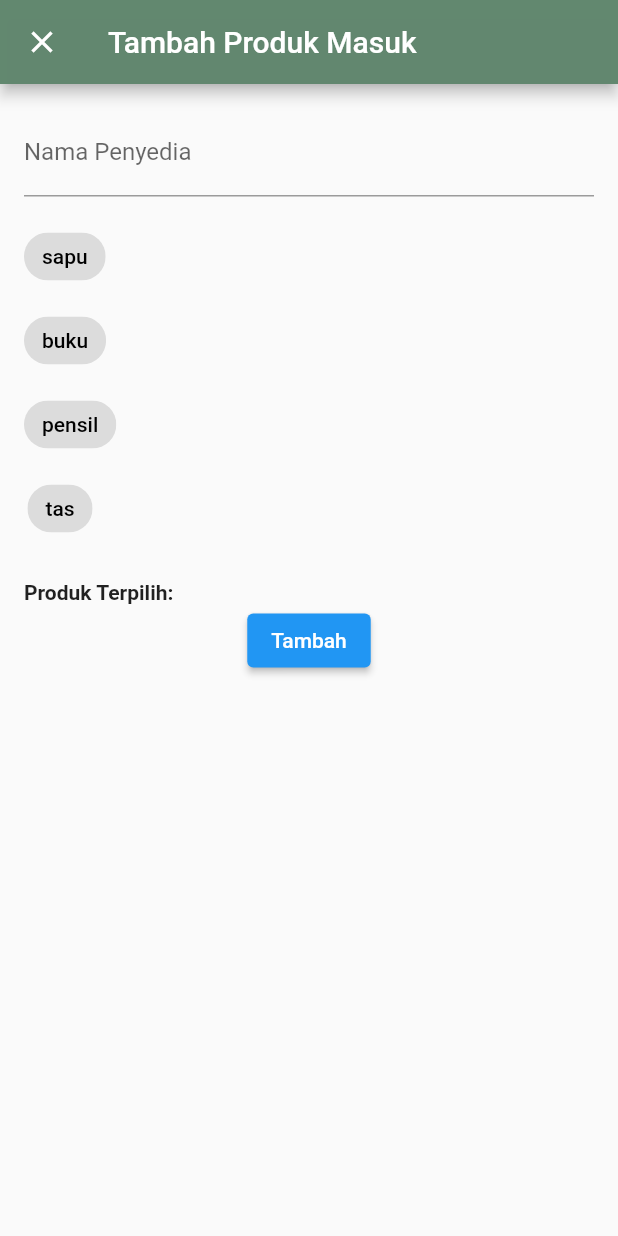
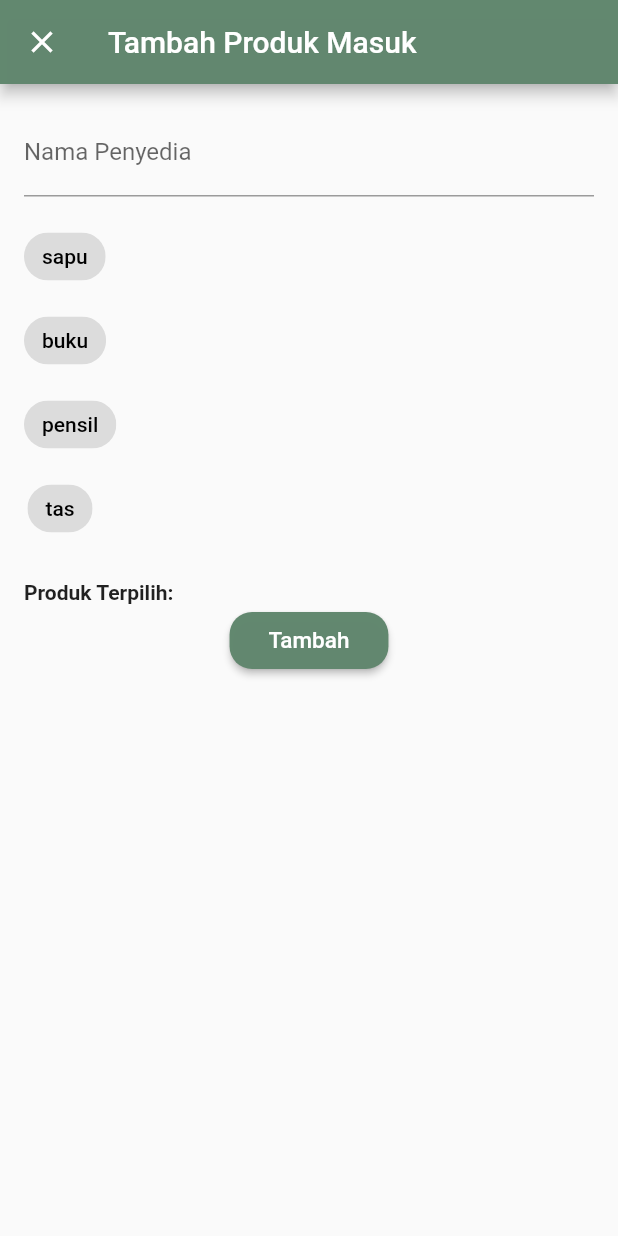
Before and after one commit to aadeeee/Proyek-mobile, a Flutter app: the MySupplier screen opened directly, after a tap on the "add" icon, on a phone screen of 412 x 824 dp. Run offline on Flutter 3.47's test engine with Material 2 defaults, Android fonts, the phone set to English and light mode, and no system bars; our stand-ins replace carousel_slider, google_fonts.

Commit message:
Update fitur pencarian dan button tambah produk

```diff
--- a/lib/component/Produk/detailsupply.dart
+++ b/lib/component/Produk/detailsupply.dart
@@ -26,7 +26,7 @@ class _ProdukPageState extends State<ProdukPage> {
           final jumlahProduk = produkData['jumlah'];
 
           return ListTile(
-            title: Text('$namaProduk - Jumlah: $jumlahProduk'),
+            title: Text('$namaProduk \nJumlah : $jumlahProduk'),
           );
         },
       ),
--- a/lib/component/Produk/produkSupply.dart
+++ b/lib/component/Produk/produkSupply.dart
@@ -23,22 +23,33 @@ class _MySupplierState extends State<MySupplier> {
         : prov.supplierData;
 
     return Scaffold(
-      body: Column(
+      body: Padding(
+        padding: const EdgeInsets.all(10.0),
+        child: Column(
           children: [
             TextField(
               controller: prov.searchController,
-            decoration: const InputDecoration(
-              labelText: 'Cari...',
-            ),
               onChanged: (value) {
                 final filteredData = prov.supplierData.where((supplier) {
-                final namaSupplier = supplier['nama'].toString().toLowerCase();
+                  final namaSupplier =
+                      supplier['nama'].toString().toLowerCase();
                   final searchKeyword = value.toLowerCase();
                   return namaSupplier.contains(searchKeyword);
                 }).toList();
 
                 prov.updateFilteredSupplierData(filteredData);
               },
+              decoration: InputDecoration(
+                focusColor: primaryColor,
+                prefixIcon: const Icon(Icons.search),
+                focusedBorder: OutlineInputBorder(
+                    borderRadius: BorderRadius.circular(20),
+                    borderSide: const BorderSide(color: primaryColor)),
+                enabledBorder: OutlineInputBorder(
+                    borderRadius: BorderRadius.circular(20),
+                    borderSide: const BorderSide(color: primaryColor)),
+                hintText: 'Cari',
+              ),
             ),
             Expanded(
               child: ListView.separated(
@@ -62,6 +73,7 @@ class _MySupplierState extends State<MySupplier> {
               ),
             ),
           ],
+        ),
       ),
       floatingActionButton: FloatingActionButton(
         backgroundColor: primaryColor,
@@ -177,8 +189,36 @@ class _MySupplierState extends State<MySupplier> {
                                 selectedProdukQuantity.clear();
                                 Navigator.pop(context);
                               },
-                              child: const Text('Tambah'),
+                              style: ElevatedButton.styleFrom(
+                                  backgroundColor: primaryColor,
+                                  shape: RoundedRectangleBorder(
+                                      borderRadius: BorderRadius.circular(15))),
+                              child: const Padding(
+                                padding: EdgeInsets.all(10.0),
+                                child: Text(
+                                  'Tambah',
+                                  style: TextStyle(fontSize: 15),
                                 ),
+                              ),
+                            ),
+                            // ElevatedButton(
+                            //   onPressed: () {
+                            //     final namaSupplier = _namaController.text;
+                            //     final produkSupplier = selectedProduk.toList();
+                            //     final jumlahProduk =
+                            //         selectedProdukQuantity.toList();
+                            //     prov.addSupplierData(
+                            //       namaSupplier,
+                            //       produkSupplier,
+                            //       jumlahProduk,
+                            //     );
+                            //     _namaController.clear();
+                            //     selectedProduk.clear();
+                            //     selectedProdukQuantity.clear();
+                            //     Navigator.pop(context);
+                            //   },
+                            //   child: const Text('Tambah'),
+                            // ),
                           ],
                         ),
                       ),
--- a/lib/main.dart
+++ b/lib/main.dart
@@ -6,6 +6,7 @@ import 'package:mobile/Provider/profilProvider.dart';
 import 'package:mobile/Provider/regisProvider.dart';
 import 'package:mobile/Provider/supplierProvider.dart';
 import 'package:mobile/Provider/transaksiProvider.dart';
+import 'package:mobile/component/app.dart';
 import 'package:provider/provider.dart';
 import 'Provider/homeProvider.dart';
 import 'package:mobile/component/Account/login.dart';
@@ -36,7 +37,7 @@ class MyApp extends StatelessWidget {
       title: 'Inventory plus',
       debugShowCheckedModeBanner: false,
       theme: prov.getTheme(),
-      home: MyLogin(),
+      home: MyMain(),
     );
   }
 }
```
Also changed, not shown: lib/component/home.dart (+6 -6 lines), pubspec.lock. Lines whose indentation alone changed are shown as unchanged.
